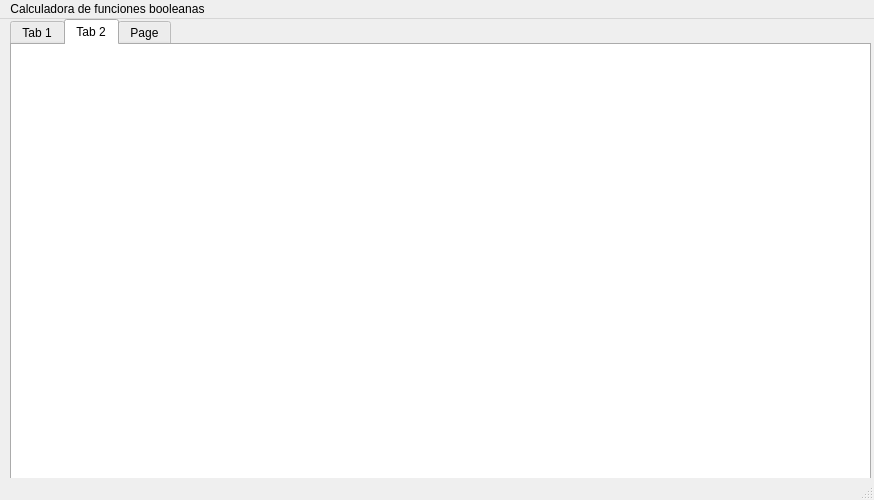
Before: the Qt Designer form mainwindow.ui in Eliasj15/Tarea-programada-3, drawn with Qt 5.
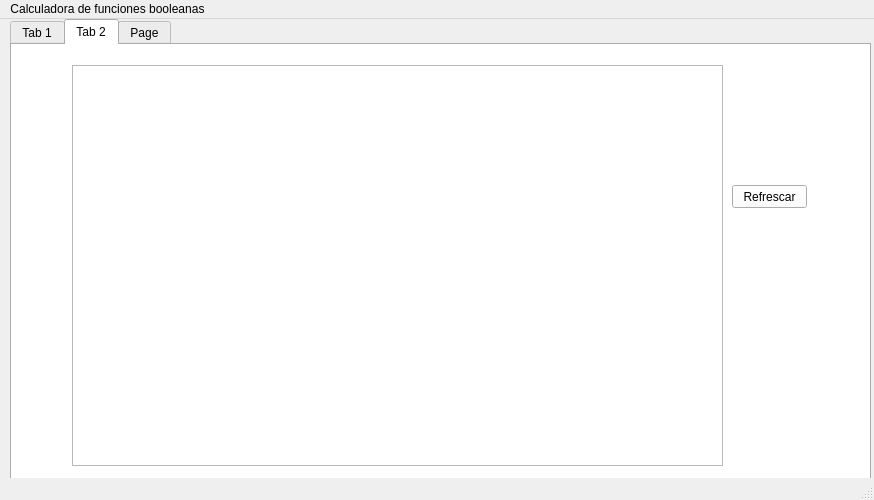
After: the same form once the commit is applied. The open tabs and pages were chosen to show the change.

Commit message: Se agrega textEdit para bitácora.

```diff
--- a/mainwindow.ui
+++ b/mainwindow.ui
@@ -453,6 +453,29 @@
      <attribute name="title">
       <string>Tab 2</string>
      </attribute>
+     <widget class="QTextEdit" name="textEdit">
+      <property name="geometry">
+       <rect>
+        <x>60</x>
+        <y>20</y>
+        <width>651</width>
+        <height>401</height>
+       </rect>
+      </property>
+     </widget>
+     <widget class="QPushButton" name="pushButton_20">
+      <property name="geometry">
+       <rect>
+        <x>720</x>
+        <y>140</y>
+        <width>75</width>
+        <height>23</height>
+       </rect>
+      </property>
+      <property name="text">
+       <string>Refrescar</string>
+      </property>
+     </widget>
     </widget>
     <widget class="QWidget" name="tab_3">
      <attribute name="title">
```
Left out of the diff: 4 changed lines with no effect on the pictures. The commit also changes 2 other files.
